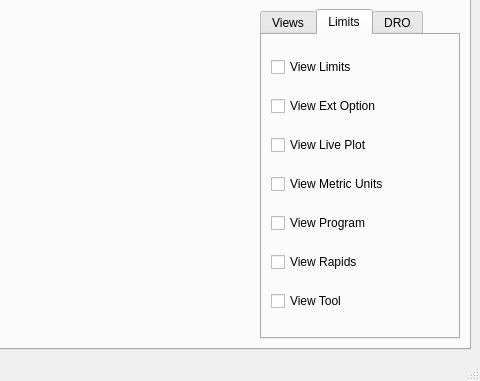
The window that examples/xyz/xyz.ui (jethornton/flexgui) describes before a commit, drawn with Qt 5; both pictures show x 524 to 1004 and y 402 to 783 of the 1004 by 783 pixel window.
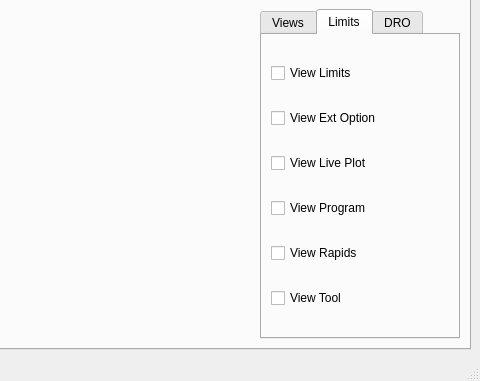
The same window after the commit. The open tabs and pages were chosen to show the change.

The edit to the form file:
```diff
--- a/examples/xyz/xyz.ui
+++ b/examples/xyz/xyz.ui
@@ -1186,13 +1186,6 @@
               </property>
              </widget>
             </item>
-            <item>
-             <widget class="QCheckBox" name="view_metric_units_cb">
-              <property name="text">
-               <string>View Metric Units</string>
-              </property>
-             </widget>
-            </item>
             <item>
              <widget class="QCheckBox" name="view_program_cb">
               <property name="text">
```
Left out of the diff: 8 changed lines with no effect on the pictures.
